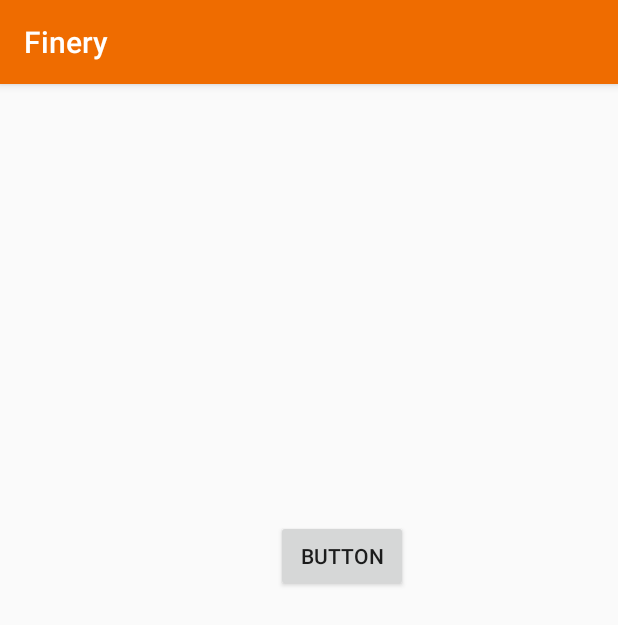
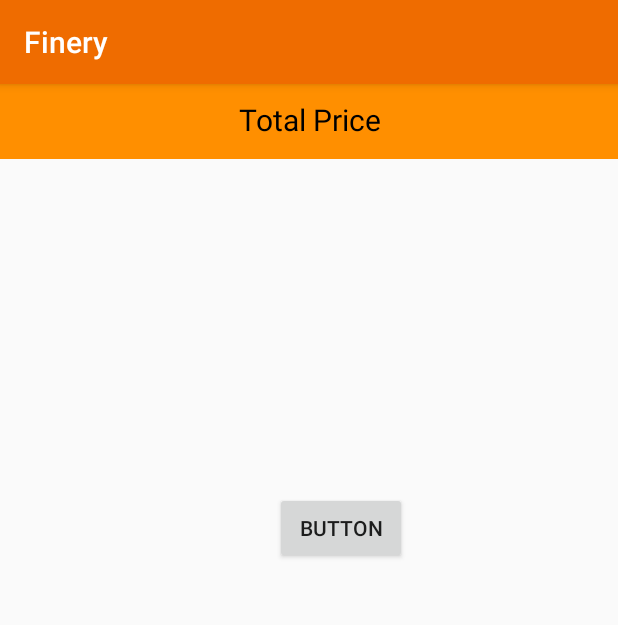
Before and after one commit to Perusha/MAD-Project, an Android app: the CartActivity screen opened directly, with no data from a screen before it, on a phone screen of 412 x 824 dp. Shown: the top 625 px of the screen. Run offline under Robolectric (Android 15) with nearby library versions, the phone set to English and light mode, and no system bars.

Commit message:
next commit

```diff
--- a/app/src/main/res/layout/activity_cart.xml
+++ b/app/src/main/res/layout/activity_cart.xml
@@ -1,10 +1,28 @@
 <?xml version="1.0" encoding="utf-8"?>
-<androidx.constraintlayout.widget.ConstraintLayout xmlns:android="http://schemas.android.com/apk/res/android"
+<RelativeLayout xmlns:android="http://schemas.android.com/apk/res/android"
     xmlns:app="http://schemas.android.com/apk/res-auto"
     xmlns:tools="http://schemas.android.com/tools"
     android:layout_width="match_parent"
     android:layout_height="match_parent"
     tools:context=".CartActivity">
+
+    <RelativeLayout
+        android:layout_width="match_parent"
+        android:layout_height="50dp"
+        android:background="@color/colorPrimaryDark"
+        android:layout_alignParentTop="true">
+
+        <TextView
+            android:layout_width="match_parent"
+            android:layout_height="wrap_content"
+            android:text="Total Price"
+            android:textColor="@android:color/black"
+            android:textSize="20dp"
+            android:textAlignment="center"
+            android:layout_marginTop="10dp"
+            />
+
+    </RelativeLayout>
 
     <Button
         android:id="@+id/button2"
@@ -20,4 +38,4 @@
         app:layout_constraintEnd_toEndOf="parent"
         app:layout_constraintStart_toStartOf="parent"
         app:layout_constraintTop_toTopOf="parent" />
-</androidx.constraintlayout.widget.ConstraintLayout>
+</RelativeLayout>
```
